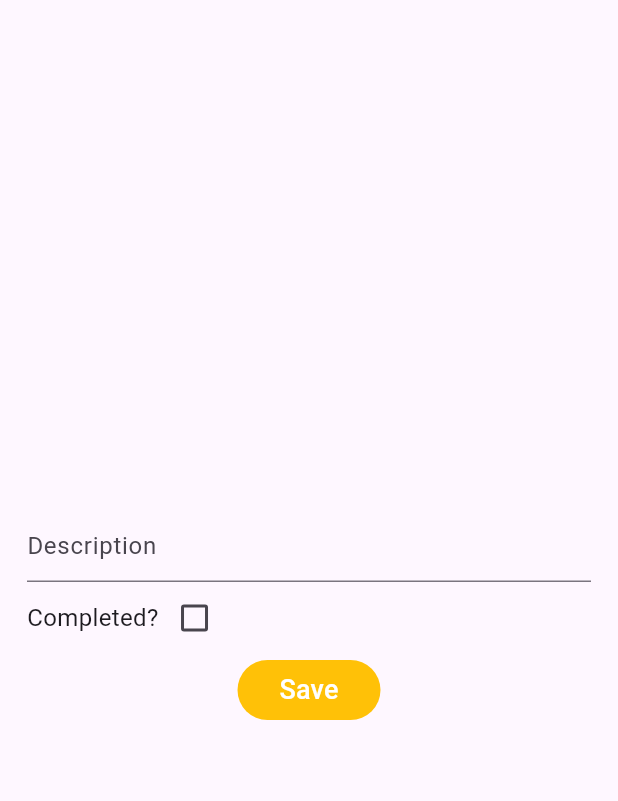
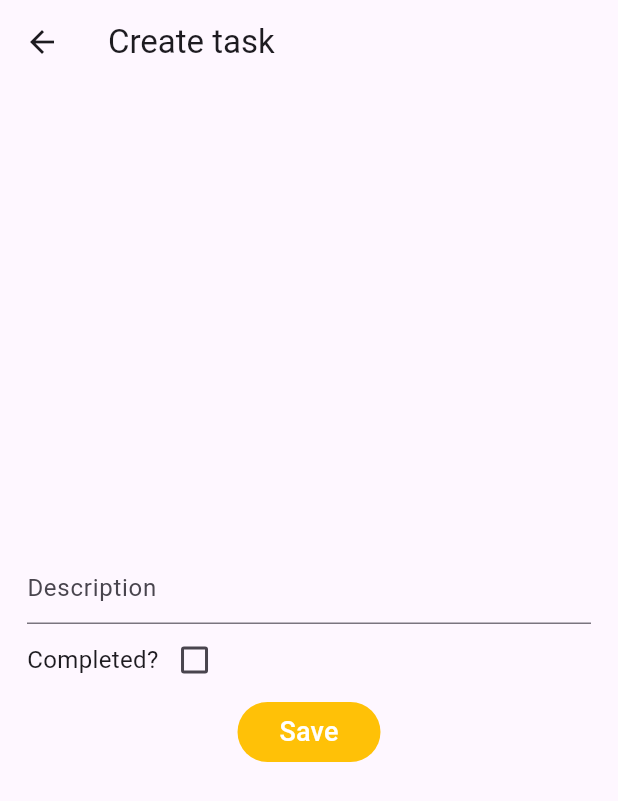
Before and after one commit to caiohsj/todo_flutter, a Flutter app: the CreateTaskPage screen opened directly, on a phone screen of 412 x 824 dp. Shown: the top 801 px of the screen. Run offline on Flutter 3.47's test engine with Material 2 defaults, Android fonts, the phone set to English and light mode, and no system bars.

Commit message:
feat: add app bar to create task page

```diff
--- a/lib/pages/create_task_page.dart
+++ b/lib/pages/create_task_page.dart
@@ -39,6 +39,9 @@ class CreateTaskPageState extends State<CreateTaskPage> {
     }
 
     return Scaffold(
+      appBar: AppBar(
+        title: const Text("Create task"),
+      ),
       body: Center(
           child: Padding(
         padding: const EdgeInsets.all(18),
```
